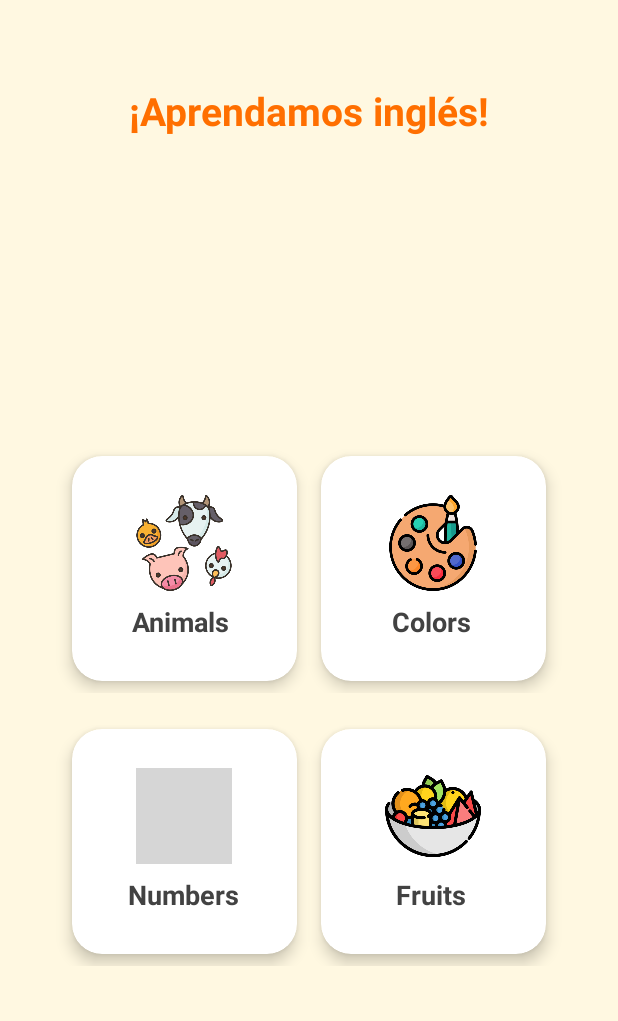
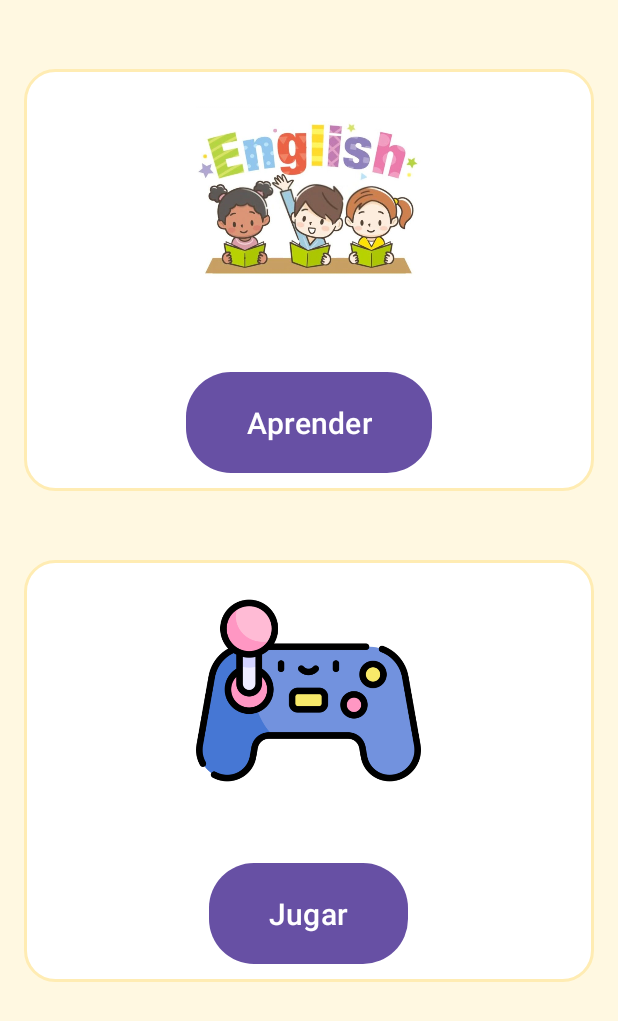
Before and after one commit to JARAK22/AppEnglish, an Android app: the screen it shows after launch (Home before the commit, MenuAprenderJugar after it), after a tap on "¡Empezar!", on a phone screen of 412 x 824 dp. Shown: the top 1021 px of the screen. Run offline under Robolectric (Android 15) with nearby library versions, the phone set to English and light mode, and no system bars; grey boxes are pictures that could not be loaded.

Commit message:
CREACION DEL ACTIVITY JUGAR

```diff
--- a/app/src/main/AndroidManifest.xml
+++ b/app/src/main/AndroidManifest.xml
@@ -11,6 +11,12 @@
         android:roundIcon="@mipmap/ic_launcher_round"
         android:supportsRtl="true"
         android:theme="@style/Theme.MyApplicationJarak">
+        <activity
+            android:name=".Jugar"
+            android:exported="false" />
+        <activity
+            android:name=".MenuAprenderJugar"
+            android:exported="false" />
         <activity
             android:name=".Numbers"
             android:exported="false" />
--- /dev/null
+++ b/app/src/main/java/com/jarak/myapplicationjarak/Jugar.java
@@ -0,0 +1,18 @@
+package com.jarak.myapplicationjarak;
+
+import android.os.Bundle;
+
+import androidx.activity.EdgeToEdge;
+import androidx.appcompat.app.AppCompatActivity;
+import androidx.core.graphics.Insets;
+import androidx.core.view.ViewCompat;
+import androidx.core.view.WindowInsetsCompat;
+
+public class Jugar extends AppCompatActivity {
+
+    @Override
+    protected void onCreate(Bundle savedInstanceState) {
+        super.onCreate(savedInstanceState);
+        setContentView(R.layout.activity_jugar);
+    }
+}
--- a/app/src/main/java/com/jarak/myapplicationjarak/MainActivity.java
+++ b/app/src/main/java/com/jarak/myapplicationjarak/MainActivity.java
@@ -52,7 +52,7 @@ public class MainActivity extends AppCompatActivity {
     */
 
     public void iniciar(View view){
-        Intent MoverActivity = new Intent(MainActivity.this, Home.class);
+        Intent MoverActivity = new Intent(MainActivity.this, MenuAprenderJugar.class);
         startActivity(MoverActivity);
     }
 }
--- /dev/null
+++ b/app/src/main/java/com/jarak/myapplicationjarak/MenuAprenderJugar.java
@@ -0,0 +1,26 @@
+package com.jarak.myapplicationjarak;
+
+import android.content.Intent;
+import android.os.Bundle;
+import android.view.View;
+import androidx.appcompat.app.AppCompatActivity;
+
+public class MenuAprenderJugar extends AppCompatActivity {
+
+    @Override
+    protected void onCreate(Bundle savedInstanceState) {
+        super.onCreate(savedInstanceState);
+        setContentView(R.layout.activity_menu_aprender_jugar);
+    }
+
+
+    public void aprender(View view){
+        Intent MoverActivity = new Intent(MenuAprenderJugar.this, Home.class);
+        startActivity(MoverActivity);
+    }
+
+    public void jugar(View view){
+        Intent MoverActivity = new Intent(MenuAprenderJugar.this, Jugar.class);
+        startActivity(MoverActivity);
+    }
+}
--- /dev/null
+++ b/app/src/main/res/layout/activity_jugar.xml
@@ -0,0 +1,10 @@
+<?xml version="1.0" encoding="utf-8"?>
+<androidx.constraintlayout.widget.ConstraintLayout xmlns:android="http://schemas.android.com/apk/res/android"
+    xmlns:app="http://schemas.android.com/apk/res-auto"
+    xmlns:tools="http://schemas.android.com/tools"
+    android:id="@+id/main"
+    android:layout_width="match_parent"
+    android:layout_height="match_parent"
+    tools:context=".Jugar">
+
+</androidx.constraintlayout.widget.ConstraintLayout>
--- /dev/null
+++ b/app/src/main/res/layout/activity_menu_aprender_jugar.xml
@@ -0,0 +1,82 @@
+<ScrollView xmlns:android="http://schemas.android.com/apk/res/android"
+    xmlns:tools="http://schemas.android.com/tools"
+    android:layout_width="match_parent"
+    android:layout_height="match_parent"
+    android:background="@color/bg_light"
+    android:padding="16dp"
+    tools:context=".MenuAprenderJugar">
+
+    <LinearLayout
+        android:layout_width="match_parent"
+        android:layout_height="wrap_content"
+        android:orientation="vertical"
+        android:gravity="center">
+
+        <LinearLayout
+            android:layout_width="match_parent"
+            android:layout_height="wrap_content"
+            android:orientation="vertical"
+            android:background="@drawable/rounded_card"
+            android:padding="12dp"
+            android:layout_marginBottom="16dp"
+            android:layout_marginTop="30dp"
+            android:gravity="center">
+
+            <ImageView
+                android:id="@+id/imgAprender"
+                android:layout_width="150dp"
+                android:layout_height="150dp"
+                android:src="@drawable/aprender"
+                android:contentDescription="@string/aprender" />
+
+            <Button
+                android:id="@+id/buttonAprender"
+                android:layout_width="wrap_content"
+                android:layout_height="wrap_content"
+                android:layout_marginTop="40dp"
+                android:background="@drawable/rounded_button_selector"
+                android:paddingStart="40dp"
+                android:paddingTop="16dp"
+                android:paddingEnd="40dp"
+                android:paddingBottom="16dp"
+                android:text="@string/aprender"
+                android:textColor="@color/white"
+                android:textSize="20sp"
+                android:onClick="aprender"/>
+        </LinearLayout>
+
+        <LinearLayout
+            android:layout_width="match_parent"
+            android:layout_height="wrap_content"
+            android:orientation="vertical"
+            android:background="@drawable/rounded_card"
+            android:padding="12dp"
+            android:layout_marginBottom="16dp"
+            android:layout_marginTop="30dp"
+            android:gravity="center">
+
+            <ImageView
+                android:id="@+id/imgCanguro"
+                android:layout_width="150dp"
+                android:layout_height="150dp"
+                android:src="@drawable/jugar"
+                android:contentDescription="@string/jugar" />
+
+            <Button
+                android:id="@+id/buttonJugar"
+                android:onClick="jugar"
+                android:layout_width="wrap_content"
+                android:layout_height="wrap_content"
+                android:layout_marginTop="40dp"
+                android:background="@drawable/rounded_button_selector"
+                android:paddingStart="40dp"
+                android:paddingTop="16dp"
+                android:paddingEnd="40dp"
+                android:paddingBottom="16dp"
+                android:text="@string/jugar"
+                android:textColor="@color/white"
+                android:textSize="20sp"/>
+        </LinearLayout>
+
+    </LinearLayout>
+</ScrollView>
--- a/app/src/main/res/values/strings.xml
+++ b/app/src/main/res/values/strings.xml
@@ -34,4 +34,6 @@
     <string name="animals">Animals</string>
     <string name="fruits">Fruits</string>
     <string name="colors">Colors</string>
+    <string name="aprender">Aprender</string>
+    <string name="jugar">Jugar</string>
 </resources>
```
Also changed, not shown: app/src/main/res/drawable/aprender.jpg (added), app/src/main/res/drawable/jugar.png (added).
